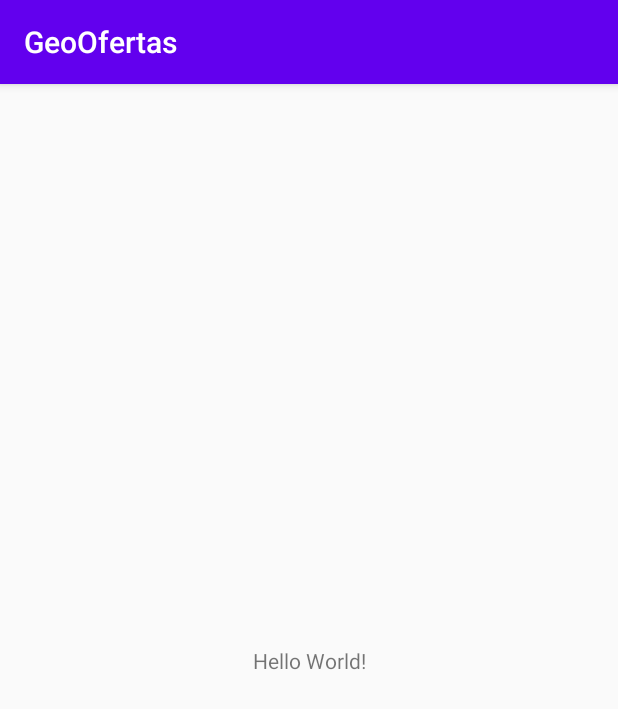
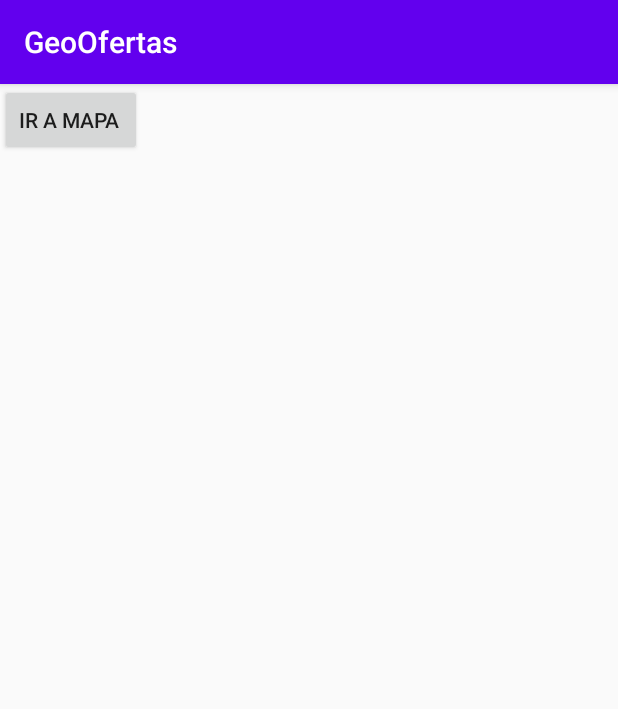
Before and after one commit to javiertapiadev/GeoOfertaHackathonBBVA2020, an Android app: the screen it shows after launch (MainActivity), on a phone screen of 412 x 824 dp. Shown: the top 709 px of the screen. Run offline under Robolectric (Android 15) with nearby library versions, the phone set to English and light mode, and no system bars.

Commit message:
Se habilita mi ubicación maps

```diff
--- a/Android/app/src/main/java/com/example/geoofertas/MainActivity.java
+++ b/Android/app/src/main/java/com/example/geoofertas/MainActivity.java
@@ -2,13 +2,30 @@ package com.example.geoofertas;
 
 import androidx.appcompat.app.AppCompatActivity;
 
+import android.content.Intent;
 import android.os.Bundle;
+import android.view.View;
+import android.widget.Button;
 
 public class MainActivity extends AppCompatActivity {
+
+    Button btn_Mapa;
 
     @Override
     protected void onCreate(Bundle savedInstanceState) {
         super.onCreate(savedInstanceState);
         setContentView(R.layout.activity_main);
+
+        btn_Mapa = (Button) findViewById(R.id.btn_Mapa);
+        btn_Mapa.setOnClickListener(new View.OnClickListener(){
+
+            @Override
+            public void onClick(View v) {
+                Intent intent = new Intent(getApplicationContext(),MapsOfertas.class);
+                startActivity(intent);
+            }
+        });
+
+
     }
 }
--- a/Android/app/src/main/res/layout/activity_main.xml
+++ b/Android/app/src/main/res/layout/activity_main.xml
@@ -6,13 +6,11 @@
     android:layout_height="match_parent"
     tools:context=".MainActivity">
 
-    <TextView
+    <Button
+        android:id="@+id/btn_Mapa"
         android:layout_width="wrap_content"
         android:layout_height="wrap_content"
-        android:text="Hello World!"
-        app:layout_constraintBottom_toBottomOf="parent"
-        app:layout_constraintLeft_toLeftOf="parent"
-        app:layout_constraintRight_toRightOf="parent"
-        app:layout_constraintTop_toTopOf="parent" />
-
+        android:text="ir a mapa "
+        tools:layout_editor_absoluteX="159dp"
+        tools:layout_editor_absoluteY="223dp" />
 </androidx.constraintlayout.widget.ConstraintLayout>
```
Also changed, not shown: Android/app/src/main/java/com/example/geoofertas/MapsOfertas.java (+13 -9 lines).
